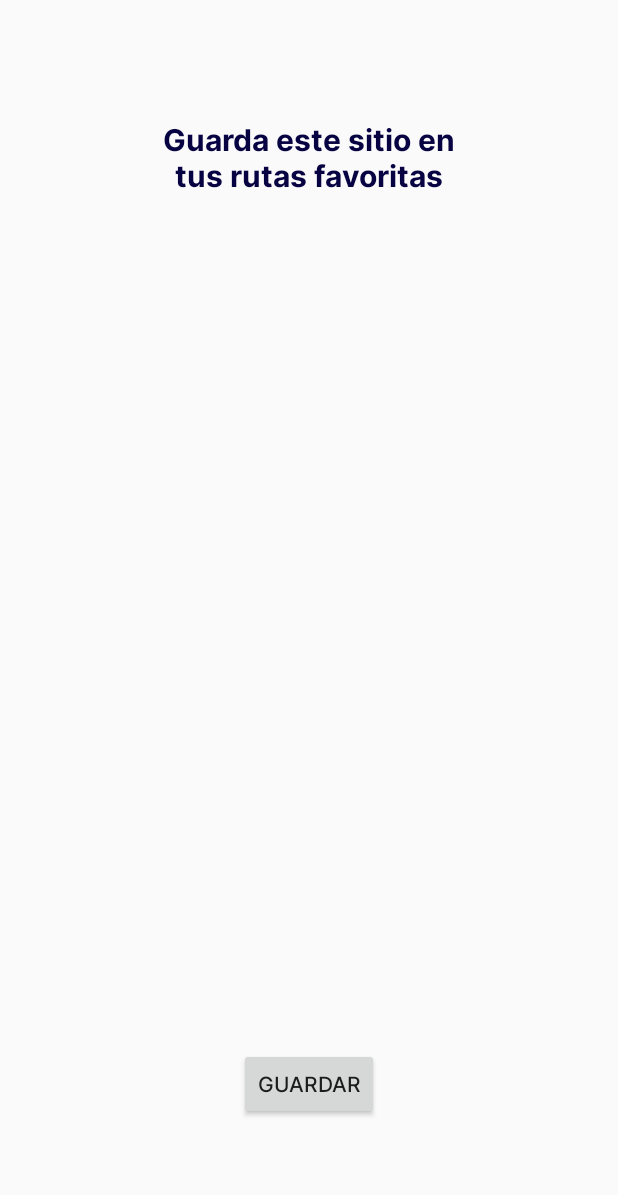
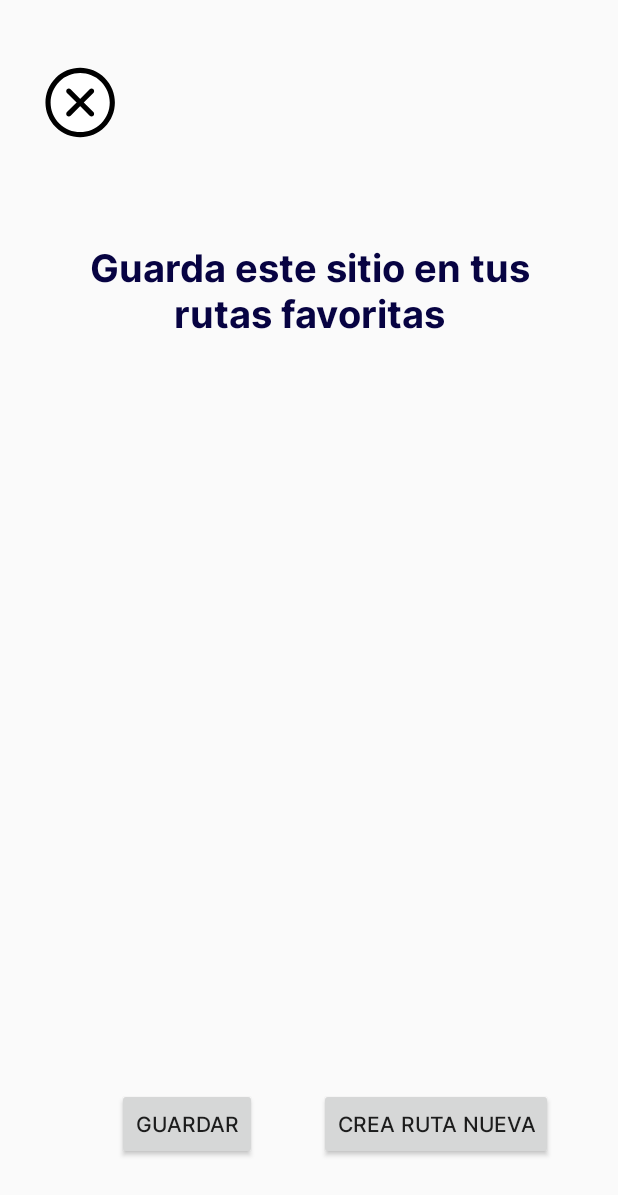
Before and after one commit to JeRamirez25/appTurismo, an Android app: the GuardarEnCategoria screen opened directly, with no data from a screen before it, on a phone screen of 412 x 824 dp. Shown: the top 1195 px of the screen. Run offline under Robolectric (Android 15) with nearby library versions, the phone set to English and light mode, and no system bars; our stand-ins replace Firebase (no records; nobody signed in at launch, a user with empty details on screens opened directly).

Commit message:
xml de generar nueva ruta vacia desde guardar un lugar en rutas favoritas

```diff
--- a/app/src/main/AndroidManifest.xml
+++ b/app/src/main/AndroidManifest.xml
@@ -17,6 +17,9 @@
             android:exported="false" />
         <activity
             android:name=".DetallesLugarRuta"
+            android:exported="false" />
+        <activity
+            android:name=".CrearRutaNueva"
             android:exported="false" />
         <activity
             android:name=".DetallesLugaresFavoritos"
--- a/app/src/main/java/com/example/app_bases_datos/GuardarEnCategoria.kt
+++ b/app/src/main/java/com/example/app_bases_datos/GuardarEnCategoria.kt
@@ -20,6 +20,7 @@ class GuardarEnCategoria : AppCompatActivity() {
     val listaRutas = mutableListOf<RutaModelo>()
     private lateinit var recyclerView: RecyclerView
     private lateinit var btnGuardarLugar: Button
+    private lateinit var btnCrearRuta: Button
     private val rutasSeleccionadas = mutableMapOf<String, Boolean>()
     private lateinit var adaptadorRutas: RutaAdapter
 
@@ -34,6 +35,12 @@ class GuardarEnCategoria : AppCompatActivity() {
 
         recyclerView = findViewById(R.id.recyclerViewRutasFavoritasGuardar)
         btnGuardarLugar = findViewById(R.id.btnGuardarDevolverse)
+        btnCrearRuta = findViewById(R.id.btnCrearRutaNueva)
+
+        btnCrearRuta.setOnClickListener {
+            val intent = Intent(this, CrearRutaNueva::class.java)
+            startActivity(intent)
+        }
 
         adaptadorRutas = RutaAdapter(listaRutas, lugarId, usuarioId) { ruta, isChecked ->
             rutasSeleccionadas[ruta.id] = isChecked
--- a/app/src/main/res/layout/activity_guardar_en_categoria.xml
+++ b/app/src/main/res/layout/activity_guardar_en_categoria.xml
@@ -7,18 +7,21 @@
 
     <TextView
         android:id="@+id/textView10"
-        android:layout_width="222dp"
-        android:layout_height="52dp"
+        android:layout_width="wrap_content"
+        android:layout_height="wrap_content"
+        android:layout_marginBottom="10dp"
         android:fontFamily="@font/inter_bold"
+        android:paddingHorizontal="40dp"
         android:text="Guarda este sitio en tus rutas favoritas"
         android:textAlignment="center"
         android:textColor="@color/Dark_blue"
-        android:textSize="20dp"
+        android:textSize="25dp"
         app:layout_constraintBottom_toBottomOf="parent"
         app:layout_constraintEnd_toEndOf="parent"
+        app:layout_constraintHorizontal_bias="0.0"
         app:layout_constraintStart_toStartOf="parent"
         app:layout_constraintTop_toTopOf="parent"
-        app:layout_constraintVertical_bias="0.101" />
+        app:layout_constraintVertical_bias="0.214" />
 
     <Button
         android:id="@+id/btnGuardarDevolverse"
@@ -27,17 +30,45 @@
         android:text="Guardar"
         app:layout_constraintBottom_toBottomOf="parent"
         app:layout_constraintEnd_toEndOf="parent"
+        app:layout_constraintHorizontal_bias="0.245"
         app:layout_constraintStart_toStartOf="parent"
         app:layout_constraintTop_toTopOf="parent"
-        app:layout_constraintVertical_bias="0.9" />
+        app:layout_constraintVertical_bias="0.935" />
 
     <androidx.recyclerview.widget.RecyclerView
         android:id="@+id/recyclerViewRutasFavoritasGuardar"
-        android:layout_width="409dp"
-        android:layout_height="435dp"
+        android:layout_width="412dp"
+        android:layout_height="407dp"
         app:layout_constraintBottom_toBottomOf="parent"
         app:layout_constraintEnd_toEndOf="parent"
+        app:layout_constraintHorizontal_bias="0.0"
         app:layout_constraintStart_toStartOf="parent"
-        app:layout_constraintTop_toTopOf="parent" />
+        app:layout_constraintTop_toTopOf="parent"
+        app:layout_constraintVertical_bias="0.666" />
+
+    <Button
+        android:id="@+id/btnCrearRutaNueva"
+        android:layout_width="wrap_content"
+        android:layout_height="wrap_content"
+        android:text="Crea ruta nueva"
+        app:layout_constraintBottom_toBottomOf="parent"
+        app:layout_constraintEnd_toEndOf="parent"
+        app:layout_constraintHorizontal_bias="0.832"
+        app:layout_constraintStart_toStartOf="parent"
+        app:layout_constraintTop_toTopOf="parent"
+        app:layout_constraintVertical_bias="0.935" />
+
+    <ImageView
+        android:id="@+id/imageView6"
+        android:layout_width="48dp"
+        android:layout_height="48dp"
+        android:scaleType="fitXY"
+        app:layout_constraintBottom_toBottomOf="parent"
+        app:layout_constraintEnd_toEndOf="parent"
+        app:layout_constraintHorizontal_bias="0.082"
+        app:layout_constraintStart_toStartOf="parent"
+        app:layout_constraintTop_toTopOf="parent"
+        app:layout_constraintVertical_bias="0.057"
+        app:srcCompat="@drawable/cerrar_icon" />
 
 </androidx.constraintlayout.widget.ConstraintLayout>
```
Also changed, not shown: app/src/main/java/com/example/app_bases_datos/CrearRutaNueva.kt (added, +14 -0 lines), app/src/main/res/layout/crear_ruta_nueva_vacia.xml (+59 -0 lines).
